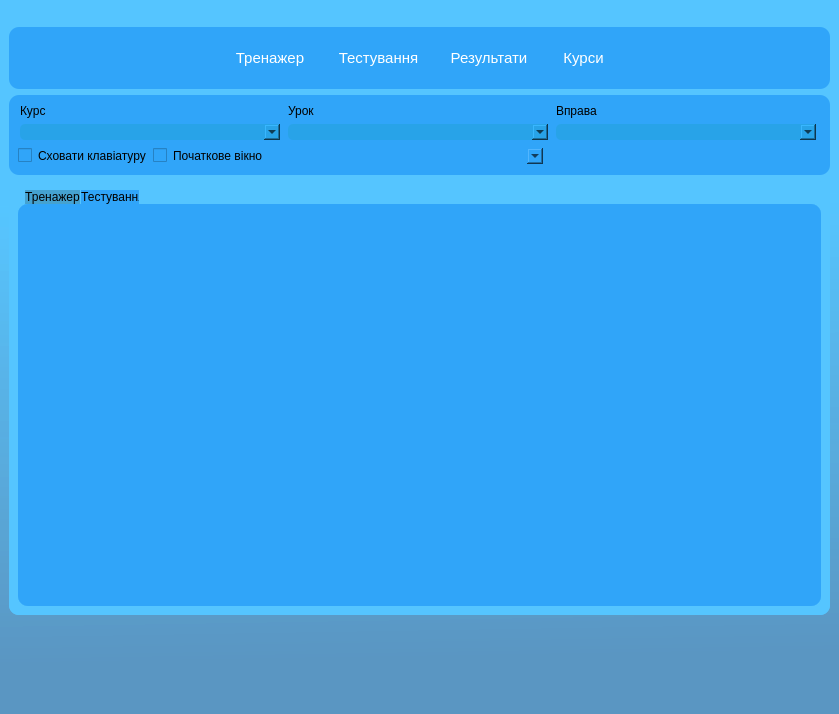
The window that src/RATATYPE-C/mainwindow.ui (chaknoris16/Typing) describes before a commit, drawn with Qt 5.
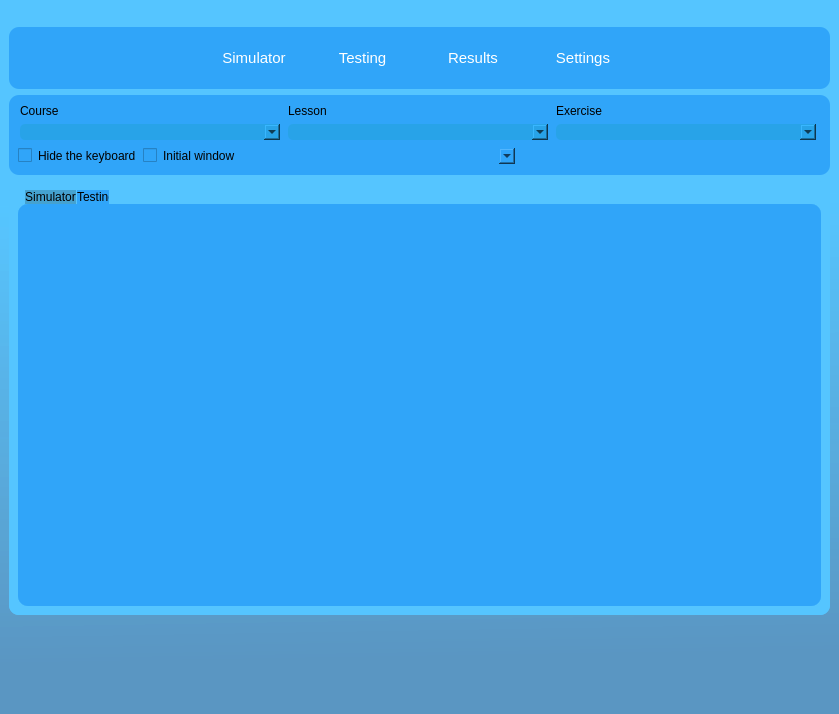
The same window after the commit. The open tabs and pages were chosen to show the change. Icons and pictures are not drawn.

Commit message: Improved work with the output of results, fixed visual problems.

The edit to the form file:
```diff
--- a/src/RATATYPE-C/mainwindow.ui
+++ b/src/RATATYPE-C/mainwindow.ui
@@ -128,7 +128,7 @@
 </string>
              </property>
              <property name="text">
-              <string>Тренажер</string>
+              <string>Simulator</string>
              </property>
             </widget>
            </item>
@@ -179,7 +179,7 @@
 </string>
              </property>
              <property name="text">
-              <string>Тестування</string>
+              <string>Testing</string>
              </property>
             </widget>
            </item>
@@ -230,7 +230,7 @@
 </string>
              </property>
              <property name="text">
-              <string>Результати</string>
+              <string>Results</string>
              </property>
             </widget>
            </item>
@@ -254,7 +254,7 @@
             <widget class="QPushButton" name="coursesButton">
              <property name="minimumSize">
               <size>
-               <width>53</width>
+               <width>84</width>
                <height>30</height>
               </size>
              </property>
@@ -281,7 +281,7 @@
 </string>
              </property>
              <property name="text">
-              <string>Курси</string>
+              <string>Settings</string>
              </property>
             </widget>
            </item>
@@ -324,7 +324,7 @@
              <item>
               <widget class="QLabel" name="label_2">
                <property name="text">
-                <string>Курс</string>
+                <string>Course</string>
                </property>
               </widget>
              </item>
@@ -352,7 +352,7 @@
              <item>
               <widget class="QLabel" name="label_3">
                <property name="text">
-                <string>Урок</string>
+                <string>Lesson</string>
                </property>
               </widget>
              </item>
@@ -380,7 +380,7 @@
              <item>
               <widget class="QLabel" name="label_5">
                <property name="text">
-                <string>Вправа</string>
+                <string>Exercise</string>
                </property>
               </widget>
              </item>
@@ -428,7 +428,7 @@
               <string notr="true"/>
              </property>
              <property name="text">
-              <string>Сховати клавіатуру</string>
+              <string>Hide the keyboard</string>
              </property>
              <property name="checkable">
               <bool>false</bool>
@@ -444,7 +444,7 @@
               <enum>Qt::NoFocus</enum>
              </property>
              <property name="text">
-              <string>Початкове вікно</string>
+              <string>Initial window</string>
              </property>
              <property name="checkable">
               <bool>true</bool>
@@ -3274,7 +3274,7 @@
  border-radius: 10px;</string>
            </property>
            <attribute name="title">
-            <string>Тренажер</string>
+            <string>Simulator</string>
            </attribute>
            <layout class="QVBoxLayout" name="verticalLayout_10">
             <item>
@@ -3287,7 +3287,7 @@
             <string notr="true">background-color: rgb(48, 165, 249);</string>
            </property>
            <attribute name="title">
-            <string>Тестування</string>
+            <string>Testing</string>
            </attribute>
            <layout class="QVBoxLayout" name="verticalLayout_12">
             <item>
```
Left out of the diff: 54 changed lines with no effect on the pictures. The commit also changes 26 other files.
